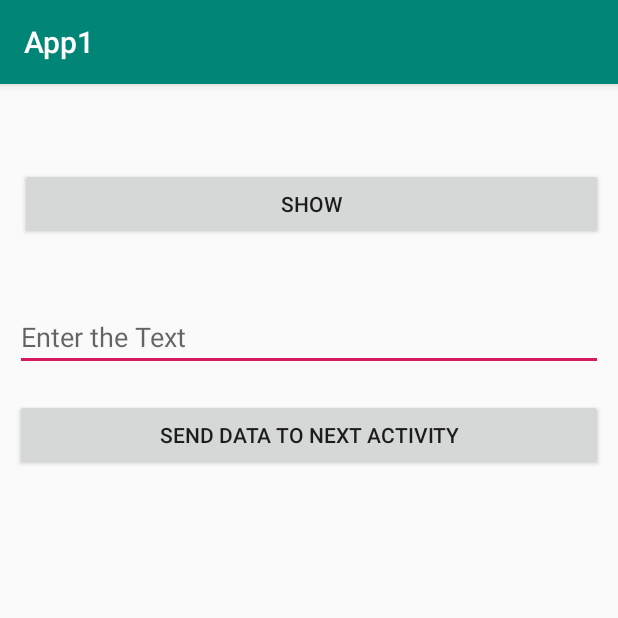
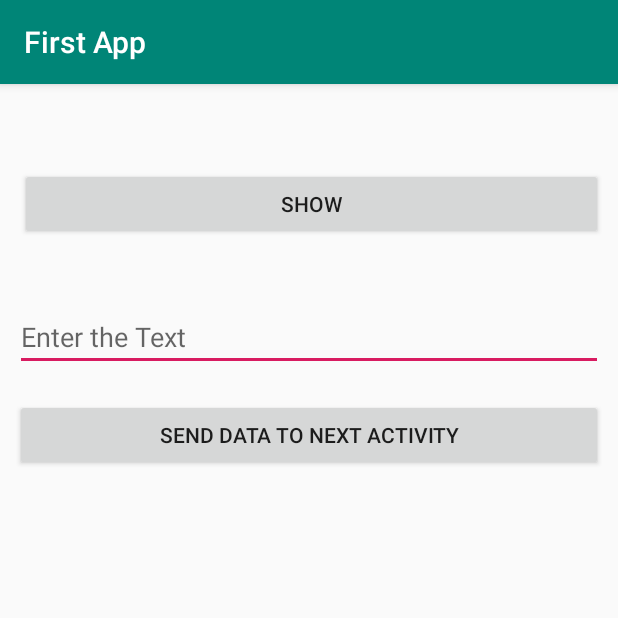
Before and after one commit to arajamony/App1, an Android app: the screen it shows after launch (APP1), after a tap on "SHOW", on a phone screen of 412 x 824 dp, the top half of it. Run offline under Robolectric (Android 15) with nearby library versions, the light colour scheme and no system bars.

Commit message:
Applied String Localiation

```diff
--- a/app/src/main/java/com/example/rocka/app1/Activities/APP1.kt
+++ b/app/src/main/java/com/example/rocka/app1/Activities/APP1.kt
@@ -22,8 +22,8 @@ class APP1 : AppCompatActivity() {
 
             // Button Show Click Event
             btnShow.setOnClickListener {
-                Log.i(Tag, "BtnShow Clicked")
-                ShowMessage("Show button is clicked", Toast.LENGTH_LONG)
+                Log.i(Tag, resources.getString(R.string.msgShowbuttonisclicked))
+                ShowMessage(resources.getString(R.string.msgShowbuttonisclicked), Toast.LENGTH_LONG)
             }
 
             // Button Send Data to Next Activity Click Event
--- a/app/src/main/res/layout/activity_app1.xml
+++ b/app/src/main/res/layout/activity_app1.xml
@@ -18,24 +18,24 @@
     <EditText
             android:layout_width="match_parent"
             android:layout_height="wrap_content"
-            android:hint="Enter the Text"
+            android:hint="@string/pholderEntertheText"
             android:ems="10"
             android:id="@+id/txtUserMessage" android:layout_alignParentTop="true"
             android:layout_marginTop="136dp" android:layout_alignParentStart="true" android:layout_marginStart="0dp"/>
     <Button
-            android:text="Send Data to Next Activity"
+            android:text="@string/btnSendDatatoNextActivity"
             android:layout_width="match_parent"
             android:layout_height="wrap_content" android:layout_centerHorizontal="true"
             android:layout_alignParentTop="true" android:id="@+id/btnSendDatatoNextActivity"
             android:layout_marginTop="200dp"/>
     <Button
-            android:text="Share Data to Other Apps"
+            android:text="@string/btnShareDatatoOtherApps"
             android:layout_width="match_parent"
             android:layout_height="wrap_content" android:layout_alignParentStart="true"
             android:layout_marginStart="4dp" android:layout_alignParentBottom="true" android:id="@+id/btnShareData"
             android:layout_marginBottom="190dp"/>
     <Button
-            android:text="Recycler View"
+            android:text="@string/btnRecyclerView"
             android:layout_width="match_parent"
             android:layout_height="wrap_content" android:layout_centerHorizontal="true"
             android:layout_alignParentBottom="true" android:id="@+id/btnRecyclerView"
--- a/app/src/main/res/values/strings.xml
+++ b/app/src/main/res/values/strings.xml
@@ -1,4 +1,9 @@
 <resources>
-    <string name="app_name">App1</string>
+    <string name="app_name">First App</string>
     <string name="btnShow">SHOW</string>
+    <string name="pholderEntertheText">Enter the Text</string>
+    <string name="btnSendDatatoNextActivity">Send Data to Next Activity</string>
+    <string name="btnShareDatatoOtherApps">Share Data to Other Apps</string>
+    <string name="btnRecyclerView">Recycler View</string>
+    <string name="msgShowbuttonisclicked">Show button is clicked</string>
 </resources>
```
Also changed, not shown: 1 other file.
